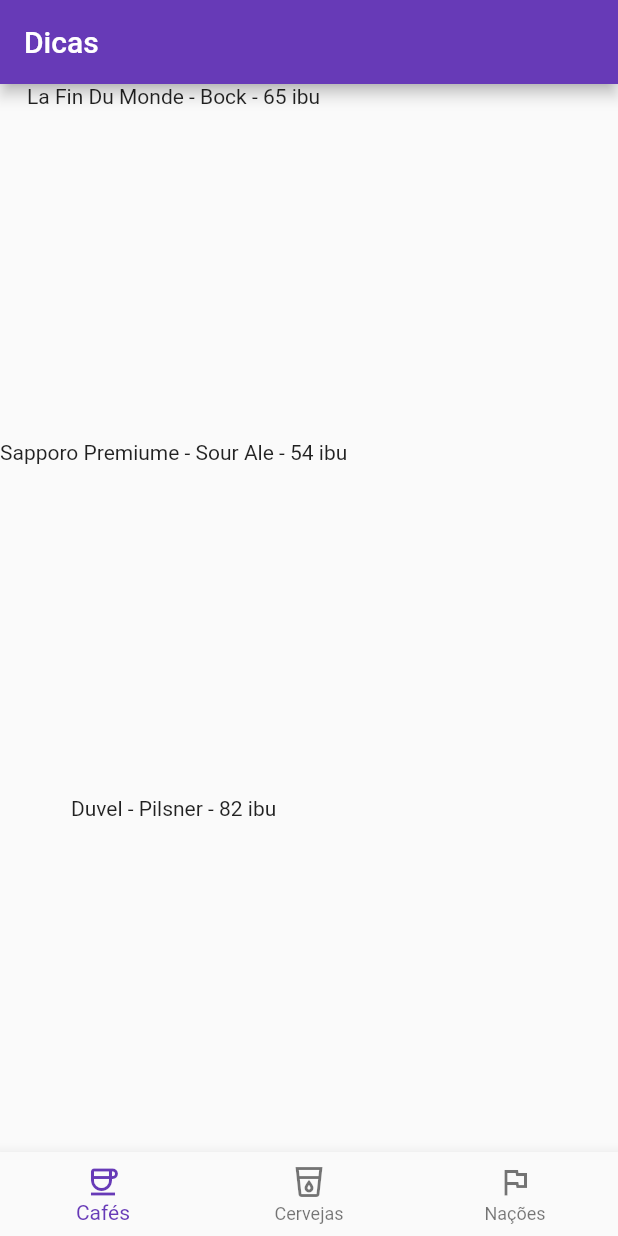
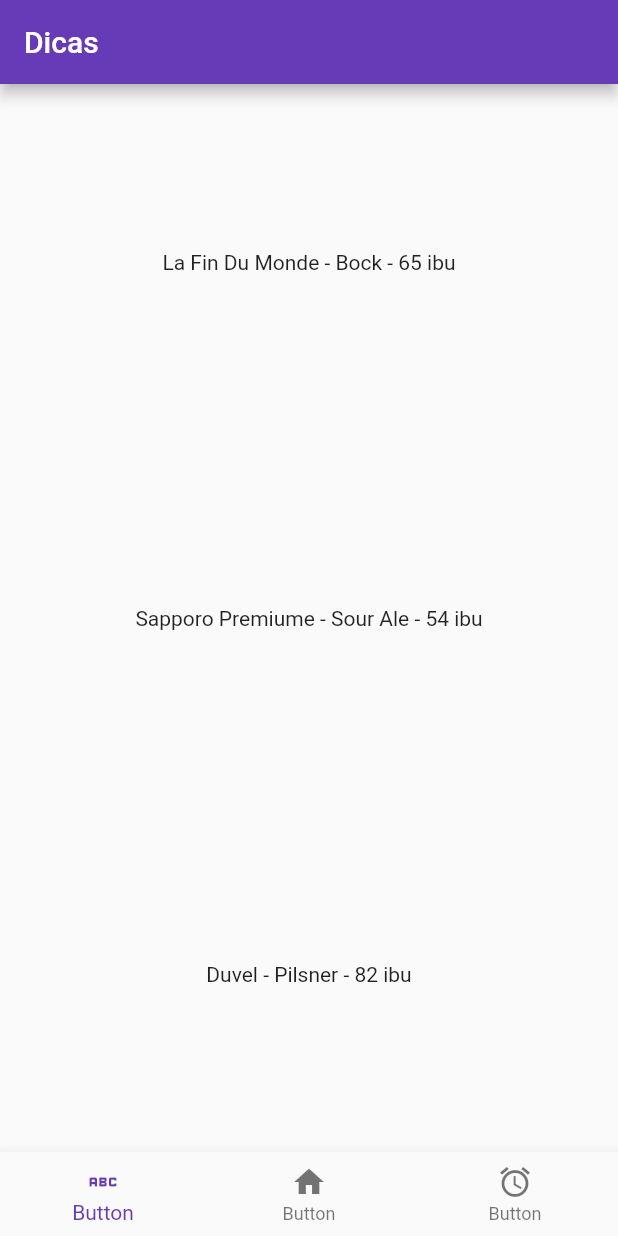
Before and after one commit to StenioEric/POO---UFRN, a Flutter app: the screen it shows after launch, on a phone screen of 412 x 824 dp. Run offline on Flutter 3.47's test engine with Material 2 defaults, Android fonts, the phone set to English and light mode, and no system bars.

Commit message:
Receita 3.1

```diff
--- a/Receita 3/lib/main.dart
+++ b/Receita 3/lib/main.dart
@@ -1,116 +1,71 @@
 import 'package:flutter/material.dart';
 
-
 void main() {
-
   MyApp app = MyApp();
-
   runApp(app);
-
 }
 
+class MyApp extends StatelessWidget {
+  @override
+  Widget build(BuildContext context) {
+    return MaterialApp(
+      theme: ThemeData(primarySwatch: Colors.deepPurple),
+      debugShowCheckedModeBanner:false,
+      home: Scaffold(
+        appBar: AppBar(
+          title: const Text("Dicas"),
+          ),
+        body: DataBodyWidget(objects:[
+          "La Fin Du Monde - Bock - 65 ibu",
+          "Sapporo Premiume - Sour Ale - 54 ibu",
+          "Duvel - Pilsner - 82 ibu"
+        ]),
 
+        bottomNavigationBar: NewNavBar(icones: const[
+          Icons.abc,
+          Icons.home,
+          Icons.access_alarm,
+        ],),
+      ));
+  }
+}
 
-class MyApp extends StatelessWidget {
+class NewNavBar extends StatelessWidget {
+  final List<IconData> icones;
+
+  NewNavBar({this.icones = const []});
 
   @override
-
   Widget build(BuildContext context) {
-
-    return MaterialApp(
-
-        theme: ThemeData(primarySwatch: Colors.deepPurple),
-
-        debugShowCheckedModeBanner: false,
-
-        home: Scaffold(
-
-          appBar: AppBar(
-
-            title: const Text("Dicas"),
-
-          ),
-
-          body: DataBodyWidget(),
-
-          bottomNavigationBar: NewNavBar(),
-
-        ));
-
+    return BottomNavigationBar(
+      items: icones.map((icon) => BottomNavigationBarItem(
+        icon: Icon(icon),
+        label: "Button"))
+      .toList(),
+    );
   }
-
 }
-
-
-class NewNavBar extends StatelessWidget {
-
-  NewNavBar();
-
-
-  void botaoFoiTocado(int index) {
-
-    print("Tocaram no botão $index");
-
-  }
-
-
-  @override
-
-  Widget build(BuildContext context) {
-
-    return BottomNavigationBar(onTap: botaoFoiTocado, items: const [
-
-      BottomNavigationBarItem(
-
-        label: "Cafés",
-
-        icon: Icon(Icons.coffee_outlined),
-
-      ),
-
-      BottomNavigationBarItem(
-
-          label: "Cervejas", icon: Icon(Icons.local_drink_outlined)),
-
-      BottomNavigationBarItem(label: "Nações", icon: Icon(Icons.flag_outlined))
-
-    ]);
-
-  }
-
-}
-
 
 class DataBodyWidget extends StatelessWidget {
 
-  DataBodyWidget();
+  List<String> objects;
+  DataBodyWidget( {this.objects = const [] });
 
+  Expanded processarUmElemento(String obj){
+    return Expanded(
+      child: Center(
+        child:
+          Text(obj)
+      ),
+    );
+  }
   @override
-
   Widget build(BuildContext context) {
-
-    return Column(children: [
-
-      Expanded(
-
-        child: Text("La Fin Du Monde - Bock - 65 ibu"),
-
-      ),
-
-      Expanded(
-
-        child: Text("Sapporo Premiume - Sour Ale - 54 ibu"),
-
-      ),
-
-      Expanded(
-
-        child: Text("Duvel - Pilsner - 82 ibu"),
-
-      )
-
-    ]);
-
+    return Column(children:
+      objects.map((obj) => Expanded(
+        child: Center(child: Text(obj)),
+      ))
+      .toList()
+    );
   }
-
 }
```
